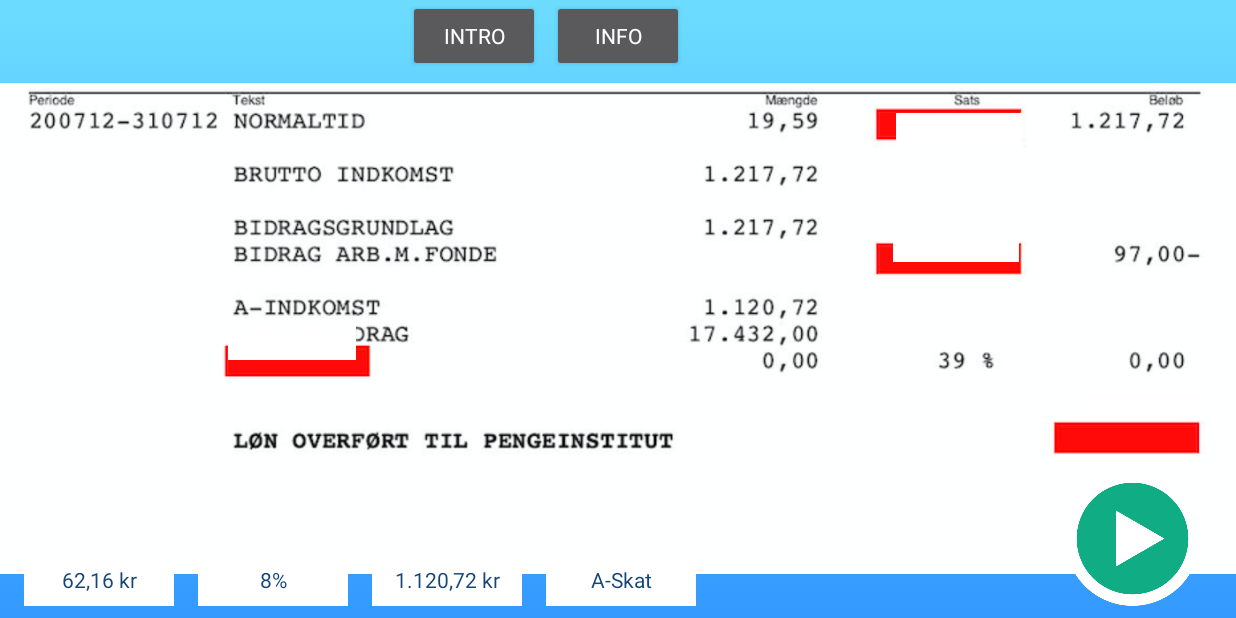
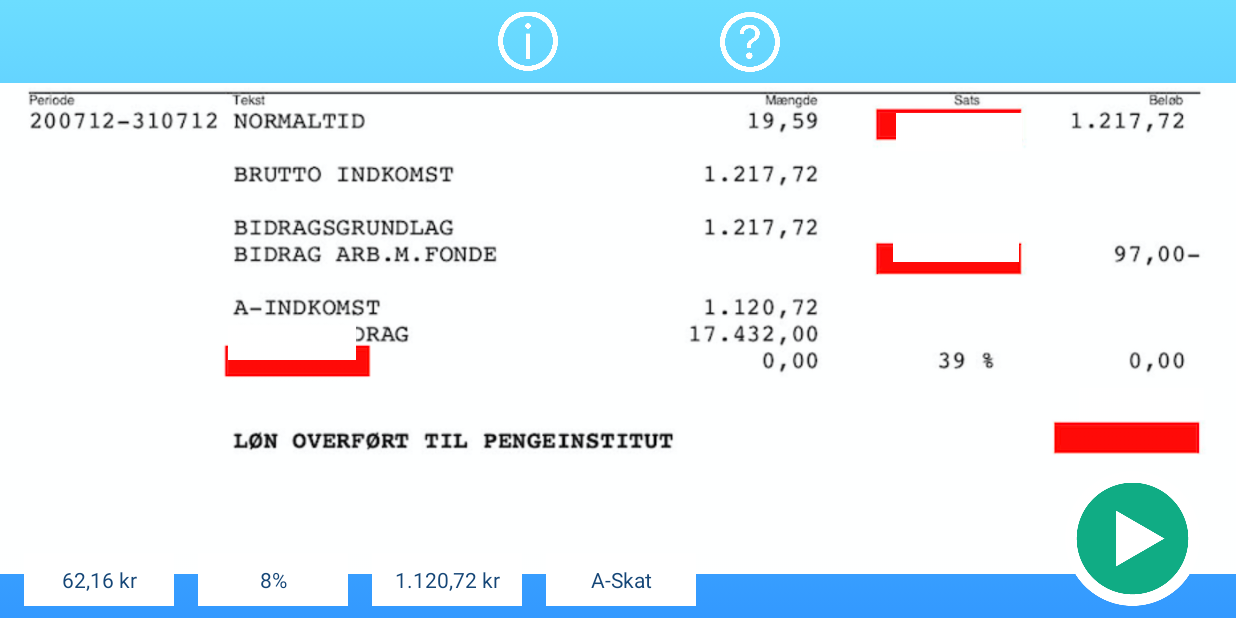
Before and after one commit to TorAP/PaySlipApplication, an Android app: the SupplementCasePart2 screen opened directly, with no data from a screen before it, on a phone screen of 824 x 412 dp (held sideways). Run offline under Robolectric (Android 15) with nearby library versions, the phone set to English and light mode, and no system bars; Roboto replaces fonts that are not available here.

Commit message:
added custom buttons

```diff
--- a/app/src/main/java/com/example/pay_slip_application/SupplementCasePart2.java
+++ b/app/src/main/java/com/example/pay_slip_application/SupplementCasePart2.java
@@ -171,4 +171,9 @@ public class SupplementCasePart2 extends SupplementCase {
         intent.putExtra(EXTRA_MESSAGE, message);
         startActivity(intent);
     }
+
+    @Override
+    public void onClickIntro(View view) {
+        super.onClickIntro(view);
+    }
 }
--- a/app/src/main/res/layout/activity_supplement_case_part2.xml
+++ b/app/src/main/res/layout/activity_supplement_case_part2.xml
@@ -19,27 +19,32 @@
         app:layout_constraintStart_toStartOf="parent"
         app:srcCompat="@drawable/payslip2" />
 
-    <Button
-        android:id="@+id/getInfoButton1"
-        android:layout_width="wrap_content"
-        android:layout_height="wrap_content"
-        android:layout_marginStart="8dp"
+    <ImageButton
+        android:id="@+id/infoButton"
+        android:layout_width="40dp"
+        android:layout_height="40dp"
+        android:layout_marginStart="232dp"
+        android:layout_marginTop="8dp"
         android:layout_marginEnd="8dp"
+        android:background="@android:color/transparent"
         android:onClick="onClickInfo"
-        android:text="Info"
+        android:scaleType="centerCrop"
+        app:layout_constraintEnd_toStartOf="@+id/introButton"
+        app:layout_constraintStart_toStartOf="parent"
+        app:layout_constraintTop_toTopOf="parent"
+        app:srcCompat="@drawable/info_buttonmdpi" />
+
+    <ImageButton
+        android:id="@+id/introButton"
+        android:layout_width="40dp"
+        android:layout_height="40dp"
+        android:layout_marginTop="8dp"
+        android:layout_marginEnd="304dp"
+        android:background="@android:color/transparent"
+        android:scaleType="centerCrop"
         app:layout_constraintEnd_toEndOf="parent"
-        app:layout_constraintStart_toStartOf="parent"
-        app:layout_constraintTop_toTopOf="parent" />
-
-    <Button
-        android:id="@+id/introButton"
-        android:layout_width="wrap_content"
-        android:layout_height="wrap_content"
-        android:layout_marginEnd="8dp"
-        android:onClick="onClickIntro"
-        android:text="intro"
-        app:layout_constraintEnd_toStartOf="@+id/getInfoButton1"
-        app:layout_constraintTop_toTopOf="parent" />
+        app:layout_constraintTop_toTopOf="parent"
+        app:srcCompat="@drawable/intro_buttonmdpi" />
 
     <TextView
         android:id="@+id/dragLoensats"
```
Also changed, not shown: app/src/main/res/drawable/info_buttonmdpi.png (added), app/src/main/res/drawable/intro_buttonmdpi.png (added).
